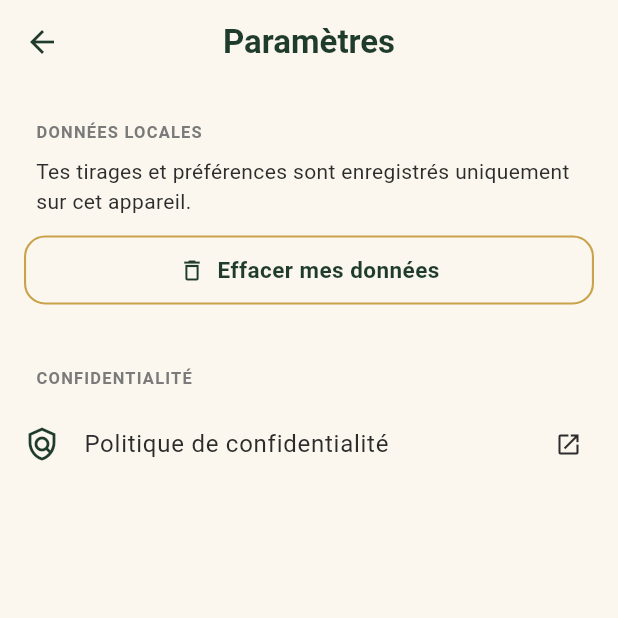
After one commit to LalithWonderful/pile-ou-face, a Flutter app: the screen it shows after launch, after a tap on the "settings" icon, on a phone screen of 412 x 824 dp, the top half of it. The commit adds this screen. Run offline on Flutter 3.47's test engine with Material 3 defaults, Android fonts, the phone set to English and light mode, and no system bars; our stand-ins replace share_plus, shared_preferences.

Commit message:
feat(settings): add minimal settings screen with local data reset and privacy link
- Centralise SharedPreferences keys in LocalStorageKeys to avoid global prefs.clear()
- Add AppDataResetService that removes only known app keys
- Add SettingsScreen with 'Données locales' and 'Confidentialité' sections
- Add confirmation dialog before data deletion with non-punitive wording
- Show SnackBar confirmation after data is cleared
- Add placeholder privacyPolicyUrl constant in AppConstants
- Wire settings entry via icon button on HomeScreen
- Update TarotScope and PileOuFaceApp to inject resetService
- Add settings_screen_test.dart with 6 widget tests
- Update existing tests for new TarotScope parameter and centralised prefs keys

```diff
--- /dev/null
+++ b/lib/app/constants.dart
@@ -0,0 +1,9 @@
+/// App-wide constants that do not belong to theming.
+class AppConstants {
+  AppConstants._();
+
+  /// Placeholder URL for the privacy policy.
+  /// Replace with the definitive link once it is published.
+  static const String privacyPolicyUrl =
+      'https://pileouface.app/politique-de-confidentialite';
+}
--- a/lib/app/pile_ou_face_app.dart
+++ b/lib/app/pile_ou_face_app.dart
@@ -2,6 +2,7 @@ import 'package:flutter/material.dart';
 
 import '../features/tarot/data/tarot_repository.dart';
 import '../features/tarot/presentation/screens/home_screen.dart';
+import '../features/tarot/services/app_data_reset_service.dart';
 import '../features/tarot/services/daily_quota_service.dart';
 import '../features/tarot/services/daily_reading_service.dart';
 import '../features/tarot/services/tarot_draw_service.dart';
@@ -29,6 +30,7 @@ class _PileOuFaceAppState extends State<PileOuFaceApp> {
   late final TarotDrawService _drawService;
   late final DailyReadingService _dailyService;
   late final DailyQuotaService _quotaService;
+  late final AppDataResetService _resetService;
 
   @override
   void initState() {
@@ -39,6 +41,7 @@ class _PileOuFaceAppState extends State<PileOuFaceApp> {
     _dailyService =
         widget.dailyService ?? DailyReadingService(repository: _repository);
     _quotaService = DailyQuotaService();
+    _resetService = AppDataResetService();
   }
 
   @override
@@ -48,6 +51,7 @@ class _PileOuFaceAppState extends State<PileOuFaceApp> {
       drawService: _drawService,
       dailyService: _dailyService,
       quotaService: _quotaService,
+      resetService: _resetService,
       child: MaterialApp(
         title: 'Pile ou Face',
         debugShowCheckedModeBanner: false,
--- a/lib/app/tarot_scope.dart
+++ b/lib/app/tarot_scope.dart
@@ -1,6 +1,7 @@
 import 'package:flutter/widgets.dart';
 
 import '../features/tarot/data/tarot_repository.dart';
+import '../features/tarot/services/app_data_reset_service.dart';
 import '../features/tarot/services/daily_quota_service.dart';
 import '../features/tarot/services/daily_reading_service.dart';
 import '../features/tarot/services/tarot_draw_service.dart';
@@ -12,6 +13,7 @@ class TarotScope extends InheritedWidget {
     required this.drawService,
     required this.dailyService,
     required this.quotaService,
+    required this.resetService,
     required super.child,
   });
 
@@ -19,6 +21,7 @@ class TarotScope extends InheritedWidget {
   final TarotDrawService drawService;
   final DailyReadingService dailyService;
   final DailyQuotaService quotaService;
+  final AppDataResetService resetService;
 
   static TarotScope of(BuildContext context) {
     final scope = context.dependOnInheritedWidgetOfExactType<TarotScope>();
@@ -31,5 +34,6 @@ class TarotScope extends InheritedWidget {
       repository != oldWidget.repository ||
       drawService != oldWidget.drawService ||
       dailyService != oldWidget.dailyService ||
-      quotaService != oldWidget.quotaService;
+      quotaService != oldWidget.quotaService ||
+      resetService != oldWidget.resetService;
 }
--- a/lib/features/tarot/presentation/screens/home_screen.dart
+++ b/lib/features/tarot/presentation/screens/home_screen.dart
@@ -7,6 +7,7 @@ import '../../../../app/app_theme.dart';
 import '../../models/reading_intent.dart';
 import 'cards_library_screen.dart';
 import 'reading_screen.dart';
+import 'settings_screen.dart';
 
 class HomeScreen extends StatelessWidget {
   const HomeScreen({super.key});
@@ -31,6 +32,14 @@ class HomeScreen extends StatelessWidget {
     Navigator.of(context).push(
       MaterialPageRoute<void>(
         builder: (_) => const CardsLibraryScreen(),
+      ),
+    );
+  }
+
+  void _openSettings(BuildContext context) {
+    Navigator.of(context).push(
+      MaterialPageRoute<void>(
+        builder: (_) => const SettingsScreen(),
       ),
     );
   }
@@ -65,6 +74,17 @@ class HomeScreen extends StatelessWidget {
                   child: Column(
                     crossAxisAlignment: CrossAxisAlignment.stretch,
                     children: [
+                      Row(
+                        mainAxisAlignment: MainAxisAlignment.end,
+                        children: [
+                          IconButton(
+                            onPressed: () => _openSettings(context),
+                            icon: const Icon(Icons.settings_outlined),
+                            color: AppColors.deepGreen,
+                            tooltip: 'Paramètres',
+                          ),
+                        ],
+                      ),
                       const Spacer(flex: 2),
                       Text(
                         'Pile ou Face',
--- /dev/null
+++ b/lib/features/tarot/presentation/screens/settings_screen.dart
@@ -0,0 +1,123 @@
+import 'package:flutter/material.dart';
+
+import '../../../../app/app_theme.dart';
+import '../../../../app/tarot_scope.dart';
+
+class SettingsScreen extends StatelessWidget {
+  const SettingsScreen({super.key});
+
+  void _openPrivacyPolicy() {
+    // TODO: launchUrl(Uri.parse(AppConstants.privacyPolicyUrl));
+    // url_launcher is not part of the MVP dependency set; the link is shown
+    // as a placeholder so the UI and tests can already be validated.
+  }
+
+  Future<void> _confirmClearData(BuildContext context) async {
+    final confirmed = await showDialog<bool>(
+      context: context,
+      builder: (dialogContext) => AlertDialog(
+        title: const Text('Effacer mes données ?'),
+        content: const Text(
+          'Cela supprimera les données enregistrées sur cet appareil : '
+          'tirages locaux, quotas et préférences. '
+          'Cette action ne peut pas être annulée.',
+        ),
+        actions: [
+          TextButton(
+            onPressed: () => Navigator.of(dialogContext).pop(false),
+            child: const Text('Annuler'),
+          ),
+          TextButton(
+            onPressed: () => Navigator.of(dialogContext).pop(true),
+            style: TextButton.styleFrom(
+              foregroundColor: Theme.of(dialogContext).colorScheme.error,
+            ),
+            child: const Text('Effacer'),
+          ),
+        ],
+      ),
+    );
+
+    if (confirmed == true && context.mounted) {
+      final scope = TarotScope.of(context);
+      await scope.resetService.clearAll();
+
+      if (context.mounted) {
+        ScaffoldMessenger.of(context).showSnackBar(
+          const SnackBar(content: Text('Données effacées.')),
+        );
+      }
+    }
+  }
+
+  @override
+  Widget build(BuildContext context) {
+    final textTheme = Theme.of(context).textTheme;
+
+    return Scaffold(
+      appBar: AppBar(
+        title: const Text('Paramètres'),
+        leading: IconButton(
+          icon: const Icon(Icons.arrow_back),
+          onPressed: () => Navigator.of(context).pop(),
+        ),
+      ),
+      body: SafeArea(
+        child: ListView(
+          padding: const EdgeInsets.symmetric(vertical: 16),
+          children: [
+            _SectionHeader(title: 'Données locales'),
+            Padding(
+              padding: const EdgeInsets.symmetric(horizontal: 24),
+              child: Text(
+                'Tes tirages et préférences sont enregistrés uniquement sur cet appareil.',
+                style: textTheme.bodyMedium?.copyWith(
+                  color: AppColors.charcoal,
+                  height: 1.4,
+                ),
+              ),
+            ),
+            const SizedBox(height: 12),
+            Padding(
+              padding: const EdgeInsets.symmetric(horizontal: 16),
+              child: OutlinedButton.icon(
+                onPressed: () => _confirmClearData(context),
+                icon: const Icon(Icons.delete_outline),
+                label: const Text('Effacer mes données'),
+              ),
+            ),
+            const SizedBox(height: 32),
+            _SectionHeader(title: 'Confidentialité'),
+            ListTile(
+              leading: const Icon(Icons.policy_outlined, color: AppColors.deepGreen),
+              title: const Text('Politique de confidentialité'),
+              trailing: const Icon(Icons.open_in_new, size: 18),
+              onTap: _openPrivacyPolicy,
+            ),
+          ],
+        ),
+      ),
+    );
+  }
+}
+
+class _SectionHeader extends StatelessWidget {
+  const _SectionHeader({required this.title});
+
+  final String title;
+
+  @override
+  Widget build(BuildContext context) {
+    return Padding(
+      padding: const EdgeInsets.fromLTRB(24, 8, 24, 8),
+      child: Text(
+        title.toUpperCase(),
+        style: Theme.of(context).textTheme.labelSmall?.copyWith(
+              color: AppColors.subtle,
+              fontWeight: FontWeight.w600,
+              letterSpacing: 0.8,
+            ),
+      ),
+    );
+  }
+}
--- a/lib/features/tarot/services/daily_quota_service.dart
+++ b/lib/features/tarot/services/daily_quota_service.dart
@@ -4,6 +4,7 @@ import 'package:shared_preferences/shared_preferences.dart';
 
 import '../models/daily_quota_snapshot.dart';
 import '../models/reading_intent.dart';
+import 'local_storage_keys.dart';
 
 /// Tracks daily per-intent consumption counters (MVP quota = 2 / day).
 class DailyQuotaService {
@@ -11,7 +12,7 @@ class DailyQuotaService {
     DateTime Function()? clock,
   }) : _clock = clock ?? DateTime.now;
 
-  static const String _prefsKey = 'quota.daily_intent_counters';
+  static const String prefsKey = LocalStorageKeys.dailyIntentCounters;
   static const int _quota = 2;
 
   final DateTime Function() _clock;
@@ -33,7 +34,7 @@ class DailyQuotaService {
 
   Future<DailyQuotaSnapshot> _loadSnapshot() async {
     final prefs = await SharedPreferences.getInstance();
-    final raw = prefs.getString(_prefsKey);
+    final raw = prefs.getString(prefsKey);
     if (raw == null || raw.isEmpty) {
       return _freshSnapshot();
     }
@@ -65,7 +66,7 @@ class DailyQuotaService {
 
   Future<void> _saveSnapshot(DailyQuotaSnapshot snapshot) async {
     final prefs = await SharedPreferences.getInstance();
-    await prefs.setString(_prefsKey, jsonEncode(snapshot.toJson()));
+    await prefs.setString(prefsKey, jsonEncode(snapshot.toJson()));
   }
 
   /// Returns how many draws remain for [intent] today (never negative).
--- a/lib/features/tarot/services/daily_reading_service.dart
+++ b/lib/features/tarot/services/daily_reading_service.dart
@@ -5,6 +5,7 @@ import 'package:shared_preferences/shared_preferences.dart';
 import '../data/tarot_repository.dart';
 import '../models/drawn_card.dart';
 import '../models/tarot_card.dart';
+import 'local_storage_keys.dart';
 
 class DailyReadingService {
   DailyReadingService({
@@ -14,9 +15,9 @@ class DailyReadingService {
   })  : _random = random ?? Random(),
         _clock = clock ?? DateTime.now;
 
-  static const String dateKey = 'daily_reading.date';
-  static const String cardIdKey = 'daily_reading.card_id';
-  static const String reversedKey = 'daily_reading.reversed';
+  static const String dateKey = LocalStorageKeys.dailyReadingDate;
+  static const String cardIdKey = LocalStorageKeys.dailyReadingCardId;
+  static const String reversedKey = LocalStorageKeys.dailyReadingReversed;
 
   final TarotRepository repository;
   final Random _random;
--- /dev/null
+++ b/lib/features/tarot/services/local_storage_keys.dart
@@ -0,0 +1,12 @@
+/// Centralised keys for all SharedPreferences entries used by the app.
+///
+/// Keeping keys in one place makes [AppDataResetService] safe and predictable:
+/// we only remove keys we know about, never calling `prefs.clear()` globally.
+class LocalStorageKeys {
+  LocalStorageKeys._();
+
+  static const String dailyReadingDate = 'daily_reading.date';
+  static const String dailyReadingCardId = 'daily_reading.card_id';
+  static const String dailyReadingReversed = 'daily_reading.reversed';
+  static const String dailyIntentCounters = 'quota.daily_intent_counters';
+}
```
Also changed, not shown: lib/features/tarot/services/app_data_reset_service.dart (added, +18 -0 lines), 5 other files.
